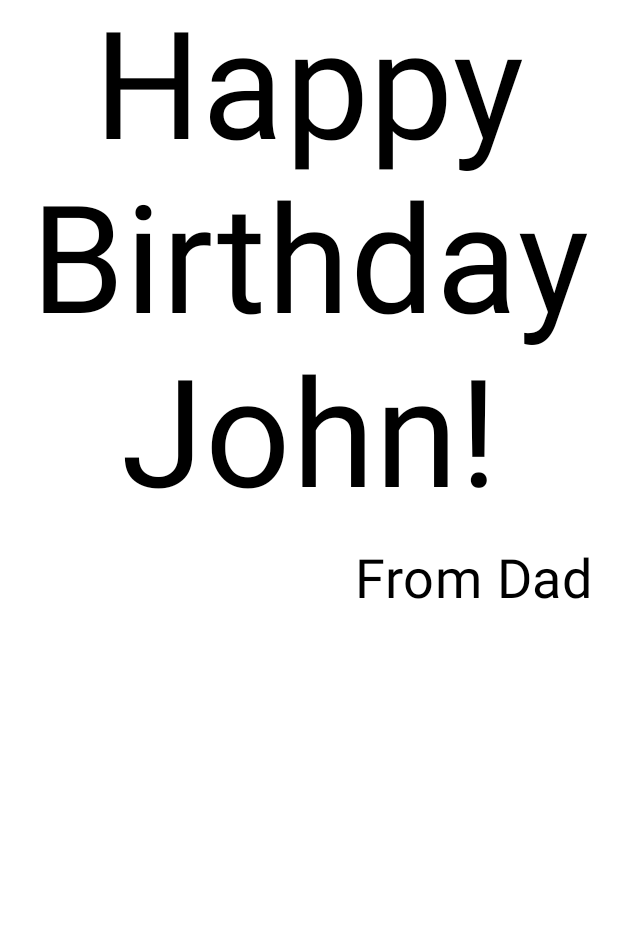
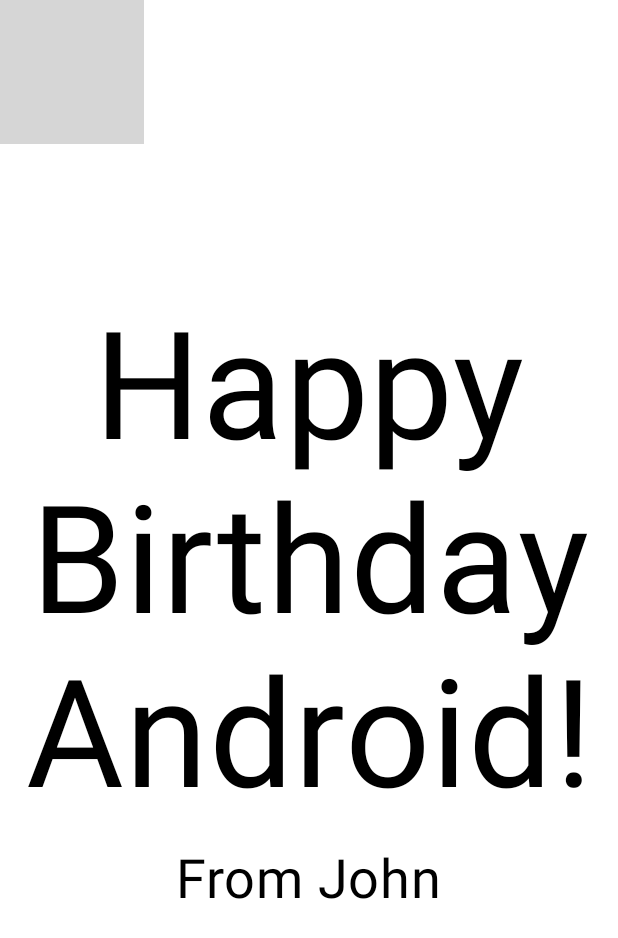
Before and after one commit to John-Hatton/HappyBirthday_Android, an Android app built with Jetpack Compose: the @Preview function BirthdayCardPreview, on a phone screen of 412 x 824 dp. Shown: the top 938 px of the screen. Run offline under Robolectric (Android 15) with nearby library versions, the phone set to English and light mode, and no system bars; grey boxes are pictures that could not be loaded.

Commit message:
Finish Happy Birthday Tutorial

```diff
--- a/app/src/main/java/com/example/happybirthday_android/MainActivity.kt
+++ b/app/src/main/java/com/example/happybirthday_android/MainActivity.kt
@@ -3,7 +3,9 @@ package com.example.happybirthday_android
 import android.os.Bundle
 import androidx.activity.ComponentActivity
 import androidx.activity.compose.setContent
+import androidx.compose.foundation.Image
 import androidx.compose.foundation.layout.Arrangement
+import androidx.compose.foundation.layout.Box
 import androidx.compose.foundation.layout.Column
 import androidx.compose.foundation.layout.fillMaxSize
 import androidx.compose.foundation.layout.padding
@@ -13,6 +15,9 @@ import androidx.compose.material3.Text
 import androidx.compose.runtime.Composable
 import androidx.compose.ui.Alignment
 import androidx.compose.ui.Modifier
+import androidx.compose.ui.layout.ContentScale
+import androidx.compose.ui.res.painterResource
+import androidx.compose.ui.res.stringResource
 import androidx.compose.ui.text.style.TextAlign
 import androidx.compose.ui.tooling.preview.Preview
 import androidx.compose.ui.unit.dp
@@ -30,14 +35,18 @@ class MainActivity : ComponentActivity() {
                     color = MaterialTheme.colorScheme.background
                 ) {
 //                    Greeting("Android")
-                    GreetingText(
-                        message = "Happy Birthday Android",
-                        from = "From Dad",
-                        // It is a good practice to pass the modifier attribute(s) along with the
-                        // modifier from the parent composable.
-                        // So instead of adjusting the modifier from within the body of the
-                        // GreetingText function, we do it here!
-                        modifier = Modifier.padding(8.dp)
+//                    GreetingText(
+//                        message = stringResource(R.string.happy_birthday_text),
+//                        from = stringResource(R.string.signature_text),
+//                        // It is a good practice to pass the modifier attribute(s) along with the
+//                        // modifier from the parent composable.
+//                        // So instead of adjusting the modifier from within the body of the
+//                        // GreetingText function, we do it here!
+//                        modifier = Modifier.padding(8.dp)
+//                    )
+                    GreetingImage(
+                        message = stringResource(R.string.happy_birthday_text),
+                        from = stringResource(R.string.signature_text)
                     )
                 }
             }
@@ -70,8 +79,28 @@ fun GreetingText(message: String, from: String, modifier: Modifier = Modifier) {
             fontSize = 36.sp,
             modifier = Modifier
                 .padding(16.dp)
-                .align(alignment = Alignment.End)
+                .align(alignment = Alignment.CenterHorizontally)
         )
+    }
+}
+
+@Composable
+fun GreetingImage(message: String, from: String, modifier: Modifier = Modifier) {
+    val image = painterResource(R.drawable.androidparty)
+    Box (modifier) {
+        Image(
+            painter = image,
+            contentDescription = null,
+            contentScale = ContentScale.Crop,
+            alpha = 0.5F
+        )
+        GreetingText(message = message,
+            from = from,
+            modifier = Modifier
+                .fillMaxSize()
+                .padding(8.dp)
+        )
+
     }
 }
 
@@ -79,6 +108,11 @@ fun GreetingText(message: String, from: String, modifier: Modifier = Modifier) {
 @Composable
 fun BirthdayCardPreview() {
     HappyBirthdayTheme {
-        GreetingText(message = "Happy Birthday John!", from = "From Dad")
+//        GreetingText(message = "Happy Birthday John!", from = "From Dad")
+        GreetingImage(
+            message = stringResource(R.string.happy_birthday_text),
+            from = stringResource(id = R.string.signature_text)
+        )
+
     }
 }
--- a/app/src/main/res/values/strings.xml
+++ b/app/src/main/res/values/strings.xml
@@ -1,3 +1,5 @@
 <resources>
     <string name="app_name">HappyBirthday</string>
+    <string name="happy_birthday_text">Happy Birthday Android!</string>
+    <string name="signature_text">From John</string>
 </resources>
```
Also changed, not shown: 1 other file.
